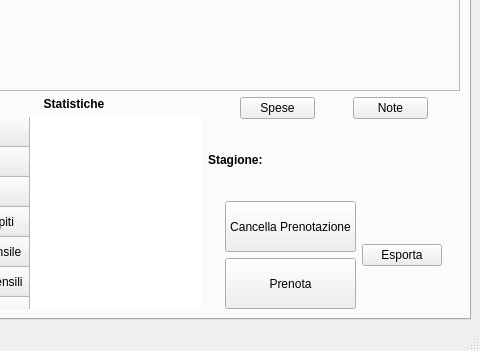
This is gui.ui in LucioPg/ErbaVento as Qt 5 draws it before an edit; both pictures show x 389 to 869 and y 534 to 885 of the 869 by 885 pixel window. The edited form follows.
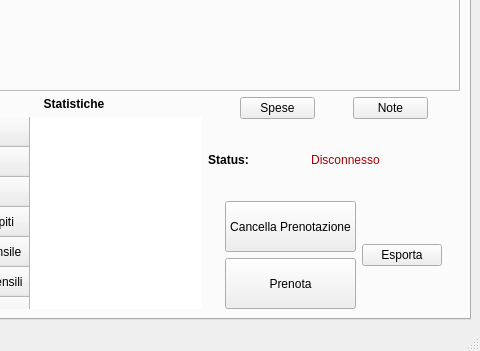
This is the edited form. Custom widgets are drawn as their Qt base class.

Diff of the .ui file:
```diff
--- a/gui.ui
+++ b/gui.ui
@@ -481,7 +481,7 @@
                    </font>
                   </property>
                   <property name="text">
-                   <string>Stagione: </string>
+                   <string>Status:</string>
                   </property>
                   <property name="alignment">
                    <set>Qt::AlignCenter</set>
@@ -503,10 +503,11 @@
                    </size>
                   </property>
                   <property name="styleSheet">
-                   <string notr="true"/>
+                   <string notr="true">font: 75 18pt &quot;MS Sans Serif&quot;;
+color: rgb(170, 0, 0);</string>
                   </property>
                   <property name="text">
-                   <string/>
+                   <string>Disconnesso</string>
                   </property>
                   <property name="alignment">
                    <set>Qt::AlignCenter</set>
```
Left out of the diff: 2 changed lines with no effect on the pictures.
